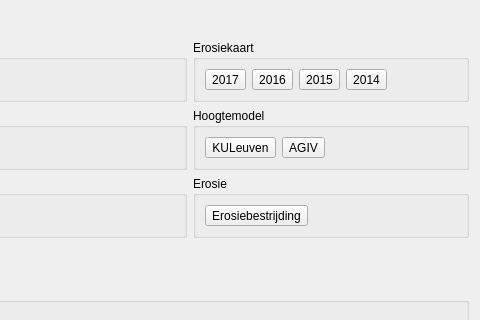
First picture: the form in ui_mapswitchdialog.ui, repository DOV-Vlaanderen/erosiebezwaren, before the edit; both pictures show x 228 to 708 and y 0 to 320 of the 708 by 616 pixel window.
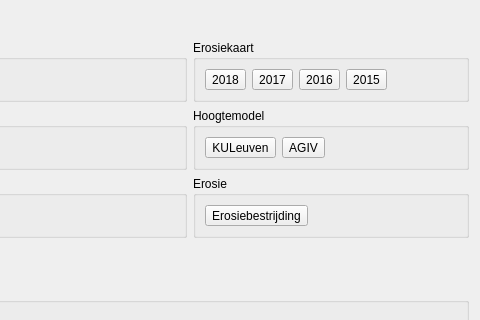
Second picture: the form after the edit. Icons and pictures are not drawn. Custom widgets are drawn as their Qt base class.

Diff of the .ui file:
```diff
--- a/ui_mapswitchdialog.ui
+++ b/ui_mapswitchdialog.ui
@@ -107,6 +107,26 @@
         <bool>true</bool>
        </property>
        <layout class="QHBoxLayout" name="horizontalLayout_3">
+        <item>
+         <widget class="QToolButton" name="btn_erosie2018">
+          <property name="text">
+           <string>2018</string>
+          </property>
+          <property name="icon">
+           <iconset resource="resources.qrc">
+            <normaloff>:/icons/icons/map.png</normaloff>:/icons/icons/map.png</iconset>
+          </property>
+          <property name="iconSize">
+           <size>
+            <width>64</width>
+            <height>64</height>
+           </size>
+          </property>
+          <property name="toolButtonStyle">
+           <enum>Qt::ToolButtonTextUnderIcon</enum>
+          </property>
+         </widget>
+        </item>
         <item>
          <widget class="QToolButton" name="btn_erosie2017">
           <property name="text">
@@ -167,26 +187,6 @@
           </property>
          </widget>
         </item>
-        <item>
-         <widget class="QToolButton" name="btn_erosie2014">
-          <property name="text">
-           <string>2014</string>
-          </property>
-          <property name="icon">
-           <iconset resource="resources.qrc">
-            <normaloff>:/icons/icons/map.png</normaloff>:/icons/icons/map.png</iconset>
-          </property>
-          <property name="iconSize">
-           <size>
-            <width>64</width>
-            <height>64</height>
-           </size>
-          </property>
-          <property name="toolButtonStyle">
-           <enum>Qt::ToolButtonTextUnderIcon</enum>
-          </property>
-         </widget>
-        </item>
         <item>
          <spacer name="horizontalSpacer_3">
           <property name="orientation">
```
